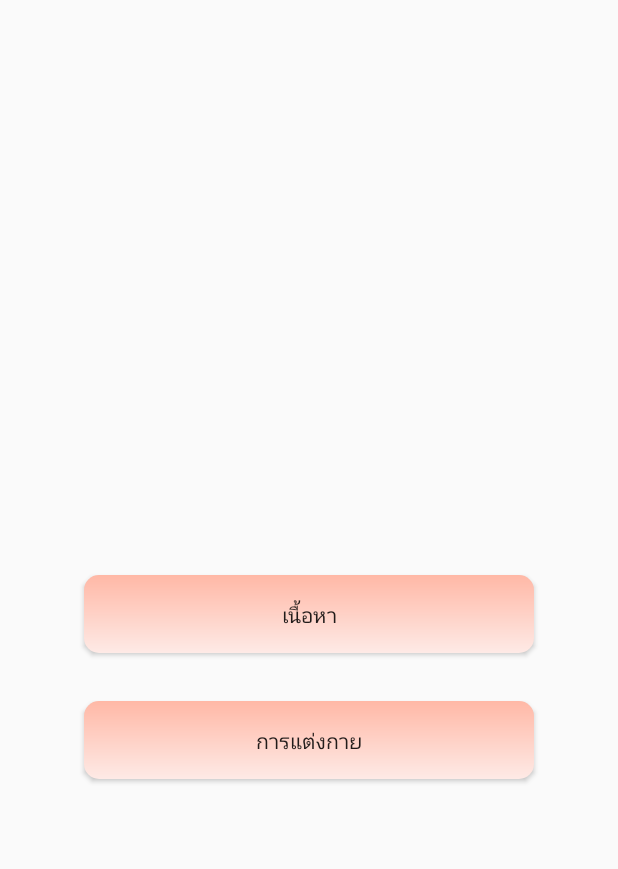
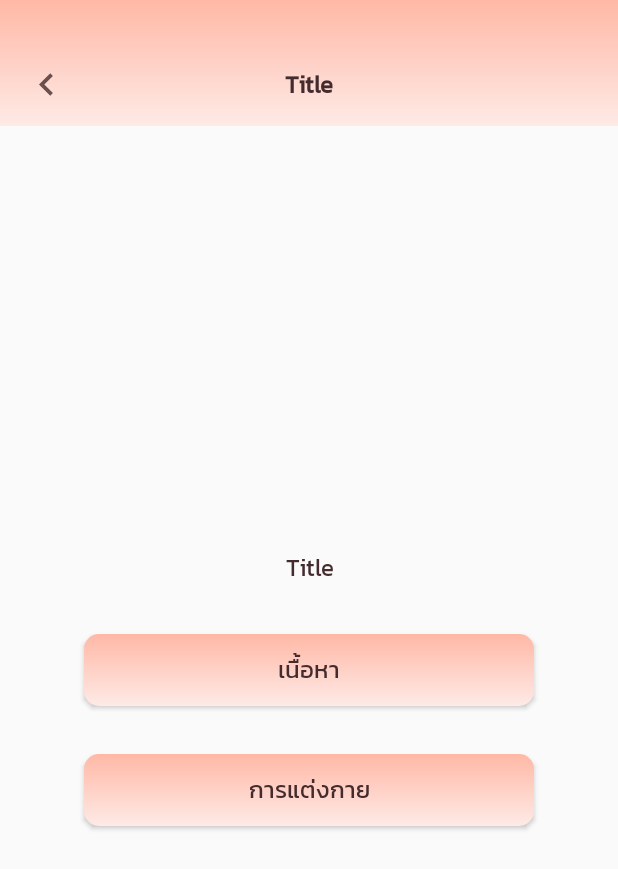
Before and after one commit to thong2540/mobile-thaidass, an Android app: the layout activity_select_book.xml on its own in the app's theme, with its tools: preview values and no code run, on a phone screen of 412 x 824 dp. Shown: the top 869 px of the screen. Run offline under Robolectric (Android 15) with nearby library versions, the light colour scheme and no system bars.

Commit message:
update success

```diff
--- a/app/src/main/java/com/dada/mobile_thaidass/model/BookRespone.kt
+++ b/app/src/main/java/com/dada/mobile_thaidass/model/BookRespone.kt
@@ -3,6 +3,7 @@ package com.dada.mobile_thaidass.model
 
 import com.google.firebase.database.IgnoreExtraProperties
 import com.google.firebase.database.PropertyName
+import java.io.Serializable
 
 @IgnoreExtraProperties
 data class BookRespone(
@@ -12,7 +13,7 @@ data class BookRespone(
     val imagebook: String = "",
     @PropertyName("imagecontent")
     val imagecontent: String = "",
-    @PropertyName("imagedress1-2")
+    @PropertyName("imagedress12")
     val imagedress12: String = "",
     @PropertyName("imagerama")
     val imagerama: String = "",
@@ -32,4 +33,4 @@ data class BookRespone(
     val namedress2: String = "",
     @PropertyName("namerama")
     val namerama: String = ""
-)
+) : Serializable
--- a/app/src/main/java/com/dada/mobile_thaidass/view/main/MainActivity.kt
+++ b/app/src/main/java/com/dada/mobile_thaidass/view/main/MainActivity.kt
@@ -50,6 +50,10 @@ class MainActivity : AppCompatActivity() {
             loadFragment(fragment)
         }
 
+        learning.setOnClickListener {
+
+        }
+
     }
 
     private fun loadFragment(fragment: Fragment?): Boolean {
--- a/app/src/main/res/layout/activity_main.xml
+++ b/app/src/main/res/layout/activity_main.xml
@@ -38,6 +38,7 @@
                 app:layout_constraintTop_toTopOf="parent" />
 
             <ImageView
+                android:id="@+id/learning"
                 android:layout_width="wrap_content"
                 android:layout_height="wrap_content"
                 android:src="@drawable/ic_joystick"
--- a/app/src/main/res/layout/activity_select_book.xml
+++ b/app/src/main/res/layout/activity_select_book.xml
@@ -7,33 +7,111 @@
     android:orientation="vertical"
     tools:context=".view.select_book.SelectBookActivity">
 
-    <ImageView
+    <androidx.constraintlayout.widget.ConstraintLayout
+        android:id="@+id/toolbar"
         android:layout_width="match_parent"
-        android:layout_height="300dp"/>
+        android:layout_height="wrap_content"
+        android:background="@drawable/shape_toolbar"
+        android:paddingTop="28dp"
+        app:layout_constraintEnd_toEndOf="parent"
+        app:layout_constraintStart_toStartOf="parent"
+        app:layout_constraintTop_toTopOf="parent">
+
+        <androidx.constraintlayout.widget.ConstraintLayout
+            android:layout_width="match_parent"
+            android:layout_height="?attr/actionBarSize"
+            app:layout_constraintEnd_toEndOf="parent"
+            app:layout_constraintStart_toStartOf="parent"
+            app:layout_constraintTop_toTopOf="parent">
 
             <TextView
+                android:id="@+id/textViewTitle"
+                android:layout_width="wrap_content"
+                android:layout_height="wrap_content"
+                android:fontFamily="@font/kanit_regular"
+                android:text="Title"
+                android:textColor="@color/colorAccent"
+                android:textSize="16dp"
+                android:textStyle="bold"
+                app:layout_constraintBottom_toBottomOf="parent"
+                app:layout_constraintEnd_toEndOf="parent"
+                app:layout_constraintStart_toStartOf="parent"
+                app:layout_constraintTop_toTopOf="parent" />
+
+            <ImageView
+                android:id="@+id/textViewClose"
+                android:layout_width="30dp"
+                android:layout_height="30dp"
+                android:layout_marginStart="16dp"
+                android:src="@drawable/ic_close"
+                android:tint="@color/colorAccent"
+                app:layout_constraintBottom_toBottomOf="parent"
+                app:layout_constraintStart_toStartOf="parent"
+                app:layout_constraintTop_toTopOf="parent" />
+
+        </androidx.constraintlayout.widget.ConstraintLayout>
+
+    </androidx.constraintlayout.widget.ConstraintLayout>
+
+    <ScrollView
+        android:layout_width="match_parent"
+        android:layout_height="match_parent">
+
+        <LinearLayout
+            android:layout_width="match_parent"
+            android:layout_height="match_parent"
+            android:orientation="vertical">
+
+            <ImageView
+                android:id="@+id/imageSelect"
+                android:layout_width="match_parent"
+                android:layout_height="250dp"
+                android:scaleType="fitXY" />
+
+            <TextView
+                android:id="@+id/textViewTitleSelect"
+                android:layout_width="match_parent"
+                android:layout_height="wrap_content"
+                android:layout_marginStart="56dp"
                 android:layout_marginTop="32dp"
-        android:layout_width="match_parent"
-        android:layout_height="wrap_content"/>
+                android:layout_marginEnd="56dp"
+                android:fontFamily="@font/kanit_regular"
+                android:gravity="center"
+                android:text="Title"
+                android:textColor="@color/colorAccent"
+                android:textSize="16dp" />
 
             <Button
+                android:id="@+id/buttonSelect1"
+                android:layout_width="match_parent"
+                android:layout_height="wrap_content"
+                android:layout_marginStart="56dp"
                 android:layout_marginTop="32dp"
-        android:layout_marginStart="56dp"
                 android:layout_marginEnd="56dp"
+                android:background="@drawable/shape_button"
+                android:fontFamily="@font/kanit_regular"
+                android:padding="8dp"
                 android:text="เนื้อหา"
-        android:padding="16dp"
-        android:background="@drawable/shape_button"
-        android:layout_width="match_parent"
-        android:layout_height="wrap_content"/>
+                android:textColor="@color/colorAccent"
+                android:textSize="16dp" />
 
             <Button
+                android:id="@+id/buttonSelect2"
+                android:layout_width="match_parent"
+                android:layout_height="wrap_content"
+                android:layout_marginStart="56dp"
                 android:layout_marginTop="32dp"
-        android:layout_width="match_parent"
-        android:layout_marginStart="56dp"
-        android:padding="16dp"
+                android:layout_marginEnd="56dp"
+                android:layout_marginBottom="16dp"
                 android:background="@drawable/shape_button"
+                android:fontFamily="@font/kanit_regular"
+                android:padding="8dp"
                 android:text="การแต่งกาย"
-        android:layout_marginEnd="56dp"
-        android:layout_height="wrap_content"/>
+                android:textColor="@color/colorAccent"
+                android:textSize="16dp" />
 
         </LinearLayout>
+
+    </ScrollView>
+
+</LinearLayout>
```
Also changed, not shown: app/src/main/AndroidManifest.xml (+12 -3 lines), app/src/main/java/com/dada/mobile_thaidass/view/book/BookFragment.kt (+20 -1 lines), app/src/main/java/com/dada/mobile_thaidass/view/detail_book/DetailBookActivity.kt (added, +68 -0 lines), app/src/main/java/com/dada/mobile_thaidass/view/select_book/SelectBookActivity.kt (+53 -0 lines), app/src/main/res/layout/activity_detail_book.xml (added, +173 -0 lines), app/src/main/res/drawable-hdpi/ic_joystick.png, app/src/main/res/drawable-mdpi/ic_joystick.png, app/src/main/res/drawable-xhdpi/ic_joystick.png, app/src/main/res/drawable-xxhdpi/ic_joystick.png, app/src/main/res/drawable-xxxhdpi/ic_joystick.png. Lines whose indentation alone changed are shown as unchanged.
